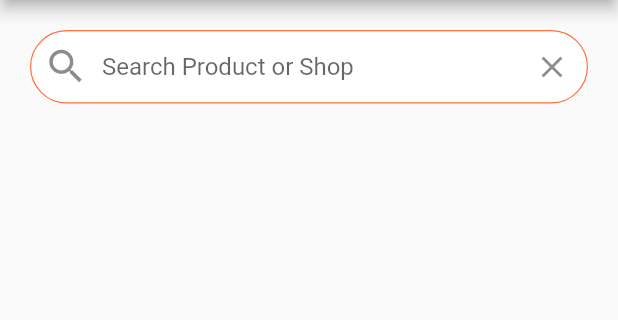
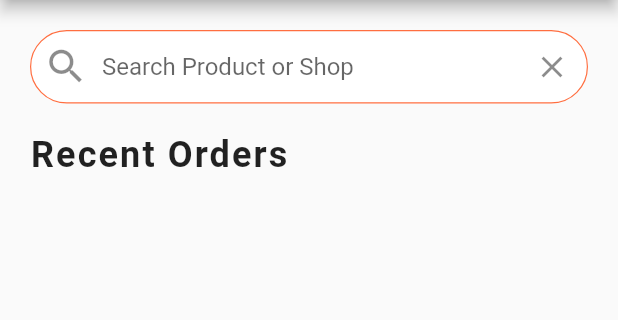
Before and after one commit to ron93/DeliveryApp_flutter, a Flutter app: the screen it shows after launch, on a phone screen of 412 x 824 dp, the part 84-404 px from its top. Run offline on Flutter 3.47's test engine with Material 2 defaults, Android fonts, the phone set to English and light mode, and no system bars.

Commit message:
recent_orders widget: recent order text

```diff
--- a/lib/screens/home_screen.dart
+++ b/lib/screens/home_screen.dart
@@ -1,6 +1,7 @@
 import 'package:flutter/material.dart';
 import 'package:instant_delivery/data/data.dart';
 import 'package:instant_delivery/screens/cart_screen.dart';
+import 'package:instant_delivery/widget/recent_orders.dart';
 
 class HomeScreen extends StatefulWidget {
   @override
@@ -58,12 +59,13 @@ class _HomeScreenState extends State<HomeScreen> {
               ),
               suffixIcon: IconButton(
                 icon: Icon(Icons.clear),
-                onPressed: () {},
+                onPressed: () {} ,
               )
 
             ),
           ),
-          )
+          ),
+          RecentOrders(),
         ],
       ),
     );
--- /dev/null
+++ b/lib/widget/recent_orders.dart
@@ -0,0 +1,27 @@
+import 'package:flutter/material.dart';
+class RecentOrders extends StatefulWidget {
+  @override
+  _RecentOrdersState createState() => _RecentOrdersState();
+}
+
+class _RecentOrdersState extends State<RecentOrders> {
+  @override
+  Widget build(BuildContext context) {
+    return Column(
+      crossAxisAlignment: CrossAxisAlignment.start,
+      children: <Widget>[
+        Padding(padding: EdgeInsets.symmetric(horizontal: 20.0),
+        child: Text(
+          'Recent Orders',
+          style: TextStyle(
+            fontSize: 24.0,
+            fontWeight: FontWeight.w600,
+            letterSpacing: 1.4,
+          ),
+        ),
+        ),
+
+      ],
+    );
+  }
+}
```
